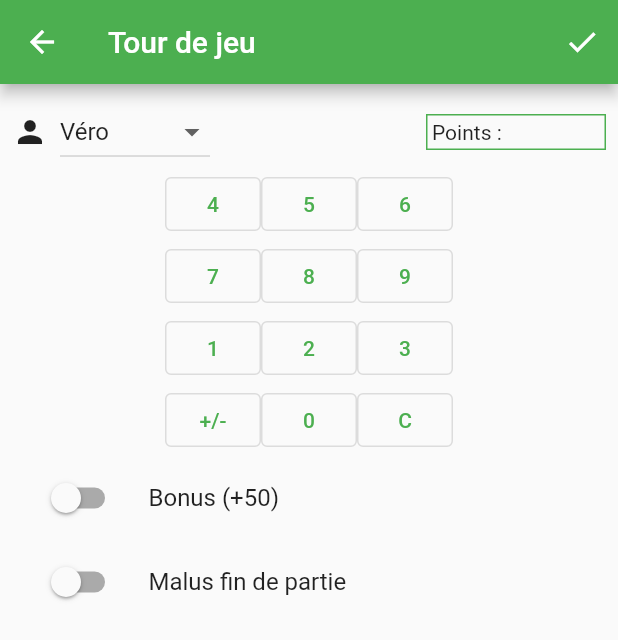
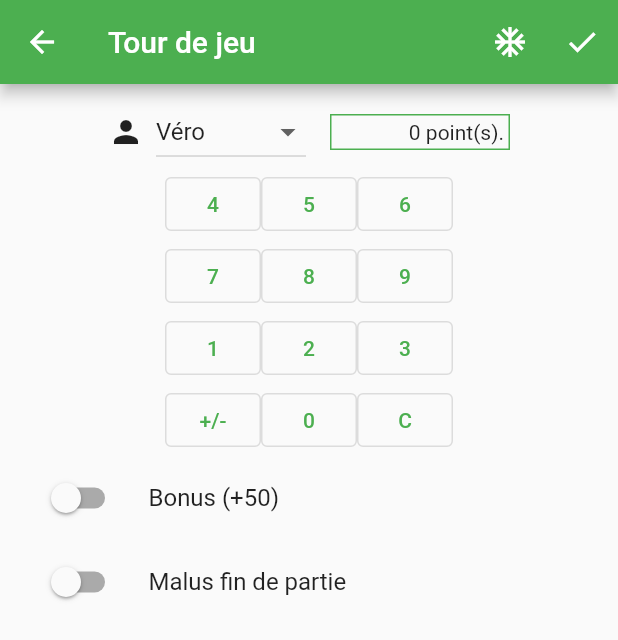
Before and after one commit to abasty/getx_scorer, a Flutter app: the TurnScreen screen opened by its route, on a phone screen of 412 x 824 dp. Shown: the top 640 px of the screen. Run offline on Flutter 3.47's test engine with Material 2 defaults, Android fonts, the phone set to English and light mode, and no system bars; our stand-ins replace get, get_storage; accounts and stored records are empty.

Commit message:
Minor UX changes on TurnScreen

```diff
--- a/lib/view/turn_screen.dart
+++ b/lib/view/turn_screen.dart
@@ -13,6 +13,13 @@ class TurnScreen extends GameView {
         appBar: AppBar(
           title: const Text('Tour de jeu'),
           actions: [
+            IconButton(
+              icon: const Icon(Icons.ac_unit),
+              onPressed: () {
+                game.doAddScore(game.playerTurn.value, 0);
+                Get.back();
+              },
+            ),
             IconButton(
               icon: const Icon(Icons.check),
               onPressed: () {
@@ -31,7 +38,7 @@ class TurnScreen extends GameView {
           padding: const EdgeInsets.all(8.0),
           child: Column(children: [
             Row(
-              mainAxisAlignment: MainAxisAlignment.end,
+              mainAxisAlignment: MainAxisAlignment.center,
               children: [
                 const Icon(Icons.person),
                 const SizedBox(width: 8),
@@ -54,15 +61,21 @@ class TurnScreen extends GameView {
                     ),
                   ),
                 ),
-                const Spacer(),
+                //const Spacer(),
+                const SizedBox(width: 16),
                 GetX<GameController>(builder: (game) {
                   return SizedBox(
-                      width: 120,
-                      child: Container(
-                          padding: const EdgeInsets.all(3.0),
-                          decoration: BoxDecoration(
-                              border: Border.all(color: Colors.green)),
-                          child: Text('Points : ${game.pointsTurn.value}')));
+                    width: 120,
+                    child: Container(
+                      padding: const EdgeInsets.all(3.0),
+                      decoration: BoxDecoration(
+                          border: Border.all(color: Colors.green)),
+                      child: Text(
+                        '${game.pointsTurn.value != "" ? game.pointsTurn.value : '0'} point(s).',
+                        textAlign: TextAlign.end,
+                      ),
+                    ),
+                  );
                 }),
               ],
             ),
```
